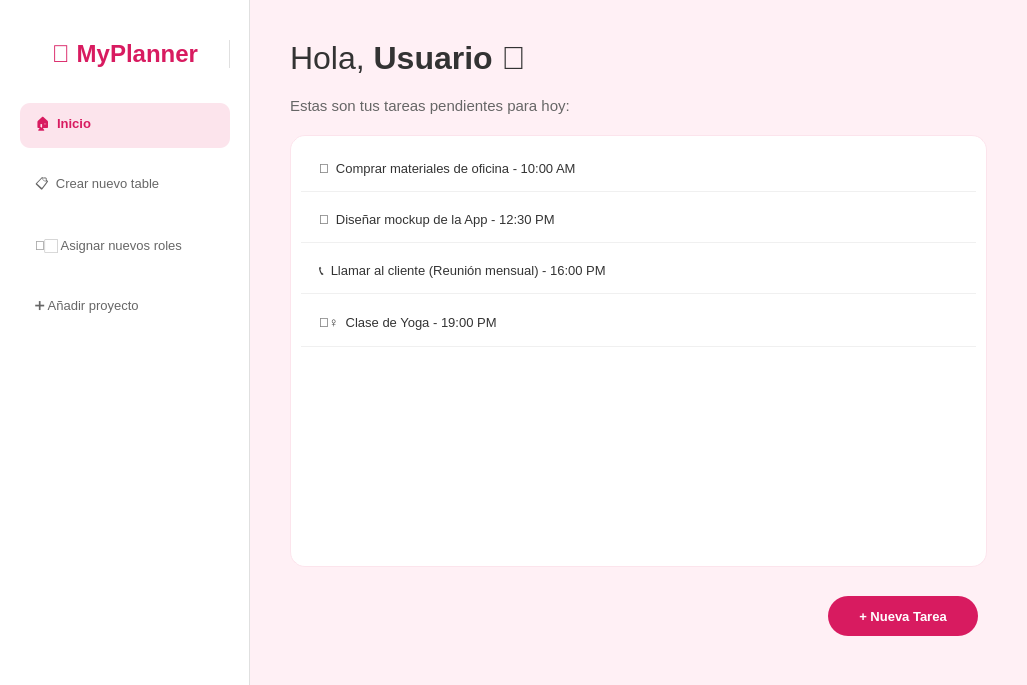
FrJavier/Aplicacioncliente, file vistas/pantallaprincipal.ui: the form before one commit.
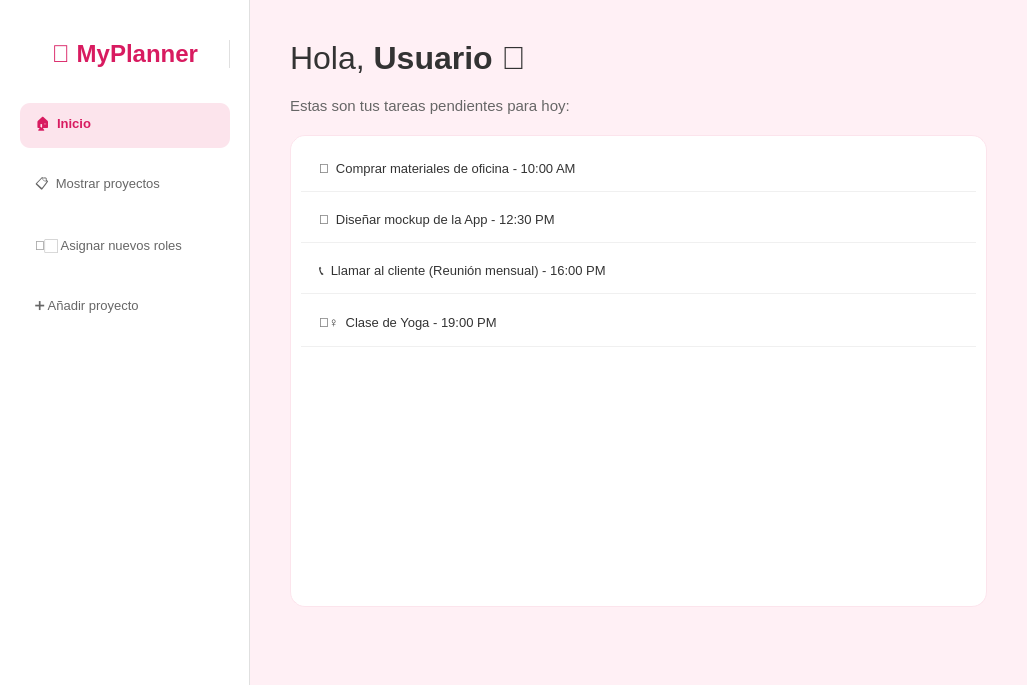
The form after the commit.

The edit to the form file:
```diff
--- a/vistas/pantallaprincipal.ui
+++ b/vistas/pantallaprincipal.ui
@@ -177,7 +177,7 @@
 }</string>
          </property>
          <property name="text">
-          <string>📋  Crear nuevo table</string>
+          <string>📋  Mostrar proyectos</string>
          </property>
         </widget>
        </item>
@@ -372,55 +372,7 @@
        </item>
        <item>
         <widget class="QWidget" name="bottomBar" native="true">
-         <layout class="QHBoxLayout" name="horizontalLayout_2">
-          <item>
-           <spacer name="horizontalSpacer">
-            <property name="orientation">
-             <enum>Qt::Horizontal</enum>
-            </property>
-            <property name="sizeHint" stdset="0">
-             <size>
-              <width>40</width>
-              <height>20</height>
-             </size>
-            </property>
-           </spacer>
-          </item>
-          <item>
-           <widget class="QPushButton" name="btnAdd">
-            <property name="minimumSize">
-             <size>
-              <width>150</width>
-              <height>40</height>
-             </size>
-            </property>
-            <property name="font">
-             <font>
-              <family>Segoe UI</family>
-              <pointsize>10</pointsize>
-              <weight>75</weight>
-              <bold>true</bold>
-             </font>
-            </property>
-            <property name="cursor">
-             <cursorShape>PointingHandCursor</cursorShape>
-            </property>
-            <property name="styleSheet">
-             <string notr="true">QPushButton {
-	background-color: #D81B60;
-	color: white;
-	border-radius: 20px;
-}
-QPushButton:hover {
-	background-color: #C2185B;
-}</string>
-            </property>
-            <property name="text">
-             <string>+ Nueva Tarea</string>
-            </property>
-           </widget>
-          </item>
-         </layout>
+         <layout class="QHBoxLayout" name="horizontalLayout_2"/>
         </widget>
        </item>
       </layout>
```
